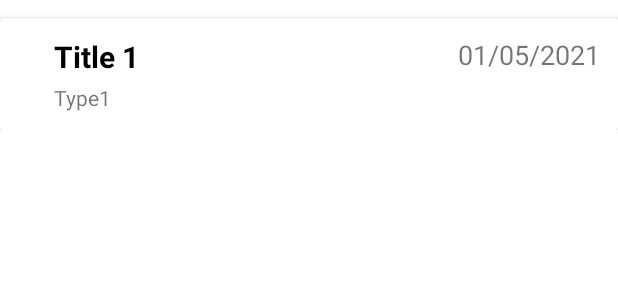
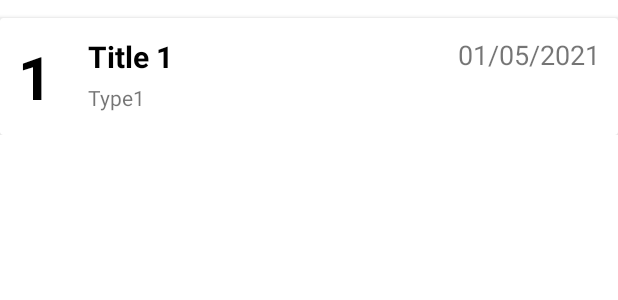
Before and after one commit to dawoodle/Assigment-two_android, an Android app: the layout my_row.xml on its own in the app's theme, with its tools: preview values and no code run, on a phone screen of 412 x 824 dp. Shown: the top 300 px of the screen. Run offline under Robolectric (Android 15) with nearby library versions, the phone set to English and light mode, and no system bars.

Commit message:
second commit

```diff
--- a/app/src/main/java/com/example/yourpantry/MyDatabaseHelper.java
+++ b/app/src/main/java/com/example/yourpantry/MyDatabaseHelper.java
@@ -70,14 +70,14 @@ public class MyDatabaseHelper extends SQLiteOpenHelper {
         return cursor;
     }
 
-    public void updateData(String title, String type , String date){
+    public void updateData(String row_id, String title, String type , String date){
         SQLiteDatabase db = this. getWritableDatabase();
         ContentValues cv = new ContentValues();
         cv.put(COLUMN_TITLE, title);
         cv.put(COLUMN_TYPE , type);
         cv.put(COLUMN_DATE, date);
 
-        long result = db.update(TABLE_NAME, cv, "food_name=?", new String[]{title});
+        long result = db.update(TABLE_NAME, cv, "_id=?", new String[]{row_id});
         if(result == -1){
             Toast.makeText(context,"failed to update", Toast.LENGTH_SHORT).show();
         }else{
@@ -87,7 +87,7 @@ public class MyDatabaseHelper extends SQLiteOpenHelper {
 
     public void  deleteOneRow(String row_id){
         SQLiteDatabase db = this. getWritableDatabase();
-        long result = db.delete(TABLE_NAME,"food_name=?",new String[]{row_id});
+        long result = db.delete(TABLE_NAME,"_id=?",new String[]{row_id});
         if(result == -1){
             Toast.makeText(context,"failed to delete", Toast.LENGTH_SHORT).show();
         }else{
--- a/app/src/main/java/com/example/yourpantry/RegisterActivity.java
+++ b/app/src/main/java/com/example/yourpantry/RegisterActivity.java
@@ -46,6 +46,7 @@ public class RegisterActivity extends AppCompatActivity {
                     credentials = new Credentials(Username, Password, CnfPassword);
                     userDetails = new UserDetails(Firstname,Lastname);
                     startActivity(new Intent(RegisterActivity.this,MainActivity.class));
+                    overridePendingTransition(R.anim.slide_in_right, R.anim.slide_out_left);
                     Toast.makeText(RegisterActivity.this,"Registration Successful", Toast.LENGTH_SHORT).show();
                 }
 
--- a/app/src/main/res/layout/my_row.xml
+++ b/app/src/main/res/layout/my_row.xml
@@ -16,6 +16,17 @@
             android:layout_height="match_parent"
             android:padding="12dp">
 
+            <TextView
+                android:id="@+id/food_id_txt"
+                android:layout_width="wrap_content"
+                android:layout_height="wrap_content"
+                android:text="@string/_1"
+                android:textColor="@color/black"
+                android:textSize="40sp"
+                android:textStyle="bold"
+                app:layout_constraintBottom_toBottomOf="parent"
+                app:layout_constraintStart_toStartOf="parent"
+                app:layout_constraintTop_toTopOf="parent" />
 
             <TextView
                 android:id="@+id/food_title_txt"
@@ -27,10 +38,8 @@
                 android:textColor="@color/black"
                 android:textSize="20sp"
                 android:textStyle="bold"
-                app:layout_constraintBottom_toBottomOf="parent"
-                app:layout_constraintStart_toStartOf="parent"
-                app:layout_constraintTop_toTopOf="parent"
-                app:layout_constraintVertical_bias="0" />
+                app:layout_constraintStart_toEndOf="@+id/food_id_txt"
+                app:layout_constraintTop_toTopOf="@+id/food_id_txt" />
 
             <TextView
                 android:id="@+id/food_type_txt"
@@ -40,7 +49,7 @@
                 android:layout_marginLeft="24dp"
                 android:layout_marginTop="4dp"
                 android:text="@string/type1"
-                app:layout_constraintStart_toStartOf="parent"
+                app:layout_constraintStart_toEndOf="@+id/food_id_txt"
                 app:layout_constraintTop_toBottomOf="@+id/food_title_txt" />
 
             <TextView
```
